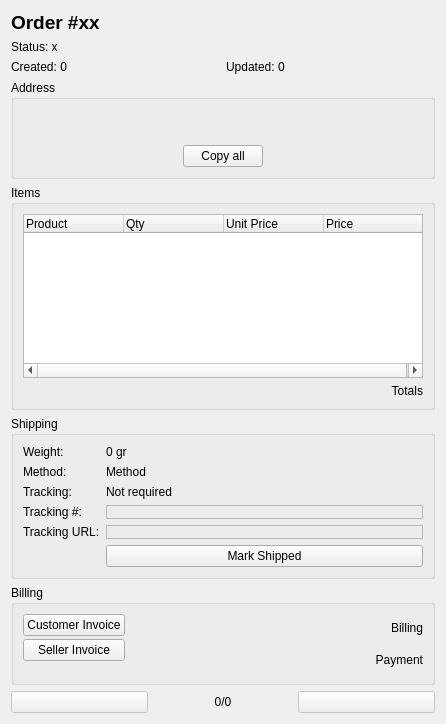
Qt form widgets/orderdetailswidget.ui (arturo182/lectronizer) before a commit.
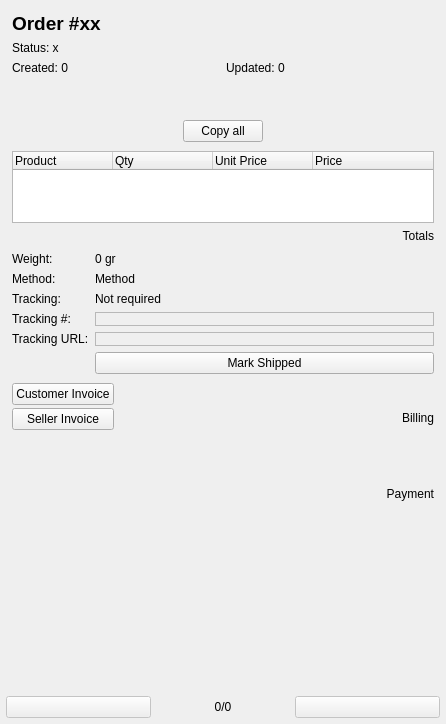
The same form after that commit. Icons and pictures are not drawn. Custom widgets are drawn as their Qt base class.

Commit message: Add collapsible headers to all order detail group boxes

Patch:
```diff
--- a/widgets/orderdetailswidget.ui
+++ b/widgets/orderdetailswidget.ui
@@ -14,6 +14,24 @@
    <string>Order Details</string>
   </property>
   <layout class="QVBoxLayout" name="verticalLayout">
+   <property name="spacing">
+    <number>0</number>
+   </property>
+   <property name="leftMargin">
+    <number>3</number>
+   </property>
+   <property name="topMargin">
+    <number>3</number>
+   </property>
+   <property name="rightMargin">
+    <number>3</number>
+   </property>
+   <property name="bottomMargin">
+    <number>3</number>
+   </property>
+   <item>
+    <widget class="QWidget" name="widget" native="true">
+     <layout class="QVBoxLayout" name="verticalLayout_4">
    <item>
     <layout class="QHBoxLayout" name="numberHorizontalLayout">
      <item>
@@ -82,12 +100,22 @@
      </item>
     </layout>
    </item>
+     </layout>
+    </widget>
+   </item>
    <item>
-    <widget class="QGroupBox" name="addressGroup">
-     <property name="title">
-      <string>Address</string>
+    <widget class="CollapsibleWidgetHeader" name="addressHeader" native="true">
+     <property name="title" stdset="0">
+      <string>Address:</string>
      </property>
+    </widget>
+   </item>
+   <item>
+    <widget class="QWidget" name="addressContainer" native="true">
      <layout class="QVBoxLayout" name="verticalLayout_5">
+      <property name="topMargin">
+       <number>0</number>
+      </property>
       <item>
        <layout class="QHBoxLayout" name="nameHorizontalLayout">
         <item>
@@ -285,13 +313,29 @@
     </widget>
    </item>
    <item>
-    <widget class="QGroupBox" name="itemsGroup">
-     <property name="title">
-      <string>Items</string>
+    <widget class="CollapsibleWidgetHeader" name="itemsHeader" native="true">
+     <property name="title" stdset="0">
+      <string>Items:</string>
      </property>
+    </widget>
+   </item>
+   <item>
+    <widget class="QWidget" name="itemsContainer" native="true">
      <layout class="QVBoxLayout" name="verticalLayout_6">
+      <property name="topMargin">
+       <number>0</number>
+      </property>
       <item>
        <widget class="QTreeWidget" name="itemsTreeWidget">
+        <property name="sizePolicy">
+         <sizepolicy hsizetype="Expanding" vsizetype="Minimum">
+          <horstretch>0</horstretch>
+          <verstretch>0</verstretch>
+         </sizepolicy>
+        </property>
+        <property name="sizeAdjustPolicy">
+         <enum>QAbstractScrollArea::AdjustToContents</enum>
+        </property>
         <property name="editTriggers">
          <set>QAbstractItemView::NoEditTriggers</set>
         </property>
@@ -334,11 +378,32 @@
     </widget>
    </item>
    <item>
-    <widget class="QGroupBox" name="shippingGroup">
-     <property name="title">
-      <string>Shipping</string>
+    <widget class="CollapsibleWidgetHeader" name="shippingHeader" native="true">
+     <property name="title" stdset="0">
+      <string>Shipping:</string>
      </property>
-     <layout class="QFormLayout" name="formLayout_2">
+    </widget>
+   </item>
+   <item>
+    <widget class="QWidget" name="shippingContainer" native="true">
+     <layout class="QFormLayout" name="formLayout">
+      <property name="topMargin">
+       <number>0</number>
+      </property>
+      <item row="0" column="0">
+       <widget class="QLabel" name="shippingWeightLabel">
+        <property name="text">
+         <string>Weight:</string>
+        </property>
+       </widget>
+      </item>
+      <item row="0" column="1">
+       <widget class="QLabel" name="shippingWeightValueLabel">
+        <property name="text">
+         <string>0 gr</string>
+        </property>
+       </widget>
+      </item>
       <item row="1" column="0">
        <widget class="QLabel" name="shippingMethodLabel">
         <property name="text">
@@ -353,6 +418,20 @@
         </property>
        </widget>
       </item>
+      <item row="2" column="0">
+       <widget class="QLabel" name="shippingTrackingLabel">
+        <property name="text">
+         <string>Tracking:</string>
+        </property>
+       </widget>
+      </item>
+      <item row="2" column="1">
+       <widget class="QLabel" name="shippingTrackingRequiredLabel">
+        <property name="text">
+         <string>Not required</string>
+        </property>
+       </widget>
+      </item>
       <item row="3" column="0">
        <widget class="QLabel" name="shippingTrackingNoLabel">
         <property name="text">
@@ -360,6 +439,22 @@
         </property>
        </widget>
       </item>
+      <item row="3" column="1">
+       <widget class="ClickyLineEdit" name="shippingTrackingNoEdit">
+        <property name="frameShape">
+         <enum>QFrame::StyledPanel</enum>
+        </property>
+        <property name="frameShadow">
+         <enum>QFrame::Raised</enum>
+        </property>
+        <property name="placeholderText" stdset="0">
+         <string>Untracked</string>
+        </property>
+        <property name="type" stdset="0">
+         <number>0</number>
+        </property>
+       </widget>
+      </item>
       <item row="4" column="0">
        <widget class="QLabel" name="shippingTrackingUrlLabel">
         <property name="text">
@@ -367,29 +462,6 @@
         </property>
        </widget>
       </item>
-      <item row="5" column="1">
-       <widget class="QPushButton" name="shippingSubmitButton">
-        <property name="text">
-         <string>Mark Shipped</string>
-        </property>
-       </widget>
-      </item>
-      <item row="3" column="1">
-       <widget class="ClickyLineEdit" name="shippingTrackingNoEdit">
-        <property name="frameShape">
-         <enum>QFrame::StyledPanel</enum>
-        </property>
-        <property name="frameShadow">
-         <enum>QFrame::Raised</enum>
-        </property>
-        <property name="placeholderText" stdset="0">
-         <string>Untracked</string>
-        </property>
-        <property name="type" stdset="0">
-         <number>0</number>
-        </property>
-       </widget>
-      </item>
       <item row="4" column="1">
        <widget class="ClickyLineEdit" name="shippingTrackingUrlEdit">
         <property name="frameShape">
@@ -406,31 +478,10 @@
         </property>
        </widget>
       </item>
-      <item row="2" column="0">
-       <widget class="QLabel" name="shippingTrackingLabel">
+      <item row="5" column="1">
+       <widget class="QPushButton" name="shippingSubmitButton">
         <property name="text">
-         <string>Tracking:</string>
-        </property>
-       </widget>
-      </item>
-      <item row="2" column="1">
-       <widget class="QLabel" name="shippingTrackingRequiredLabel">
-        <property name="text">
-         <string>Not required</string>
-        </property>
-       </widget>
-      </item>
-      <item row="0" column="0">
-       <widget class="QLabel" name="shippingWeightLabel">
-        <property name="text">
-         <string>Weight:</string>
-        </property>
-       </widget>
-      </item>
-      <item row="0" column="1">
-       <widget class="QLabel" name="shippingWeightValueLabel">
-        <property name="text">
-         <string>0 gr</string>
+         <string>Mark Shipped</string>
         </property>
        </widget>
       </item>
@@ -438,11 +489,18 @@
     </widget>
    </item>
    <item>
-    <widget class="QGroupBox" name="billingGroupBox">
-     <property name="title">
-      <string>Billing</string>
+    <widget class="CollapsibleWidgetHeader" name="billingHeader" native="true">
+     <property name="title" stdset="0">
+      <string>Billing:</string>
      </property>
+    </widget>
+   </item>
+   <item>
+    <widget class="QWidget" name="billingContainer" native="true">
      <layout class="QHBoxLayout" name="horizontalLayout">
+      <property name="topMargin">
+       <number>0</number>
+      </property>
       <item>
        <layout class="QVBoxLayout" name="verticalLayout_2">
         <property name="spacing">
@@ -538,6 +596,18 @@
    </item>
    <item>
     <layout class="QHBoxLayout" name="buttonHorizontalLayout">
+     <property name="leftMargin">
+      <number>3</number>
+     </property>
+     <property name="topMargin">
+      <number>3</number>
+     </property>
+     <property name="rightMargin">
+      <number>3</number>
+     </property>
+     <property name="bottomMargin">
+      <number>3</number>
+     </property>
      <item>
       <widget class="QPushButton" name="prevOrderButton">
        <property name="enabled">
@@ -581,6 +651,12 @@
    <header>widgets/clickylineedit.h</header>
    <container>1</container>
   </customwidget>
+  <customwidget>
+   <class>CollapsibleWidgetHeader</class>
+   <extends>QWidget</extends>
+   <header>widgets/collapsiblewidgetheader.h</header>
+   <container>1</container>
+  </customwidget>
  </customwidgets>
  <resources>
   <include location="../res.qrc"/>
```
Lines whose indentation alone changed are shown as unchanged. The commit also changes 6 other files.
